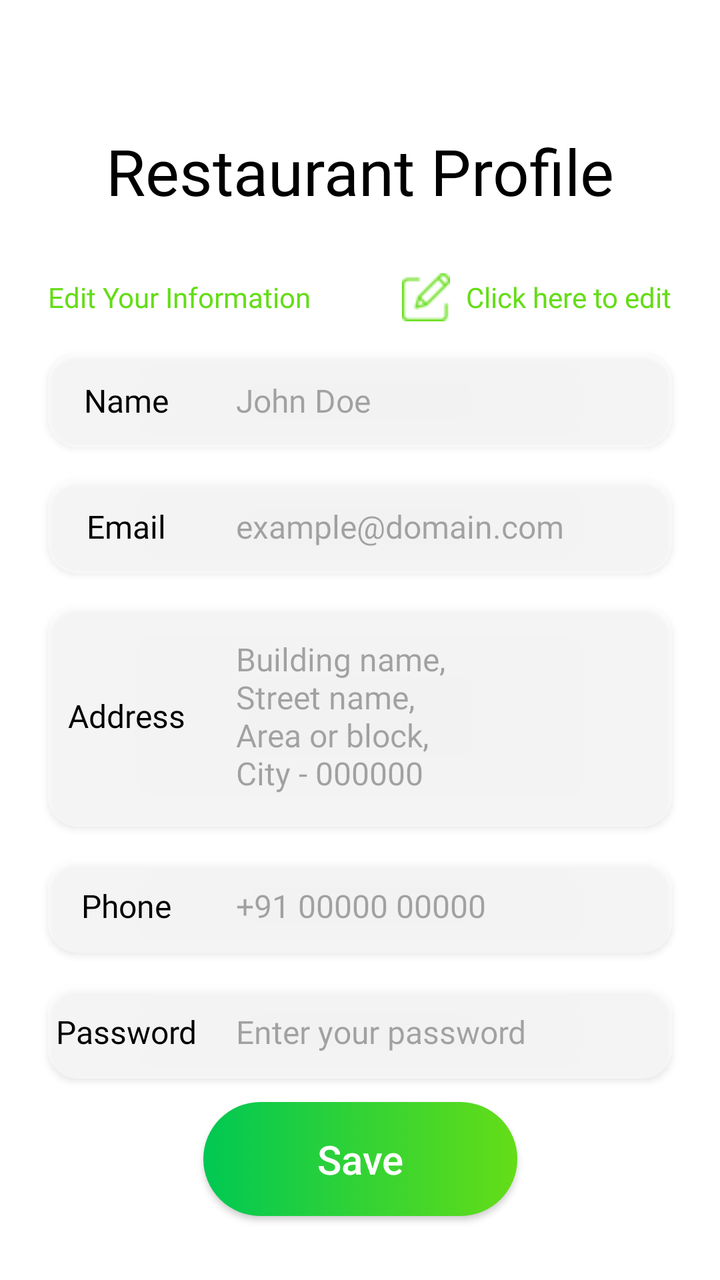
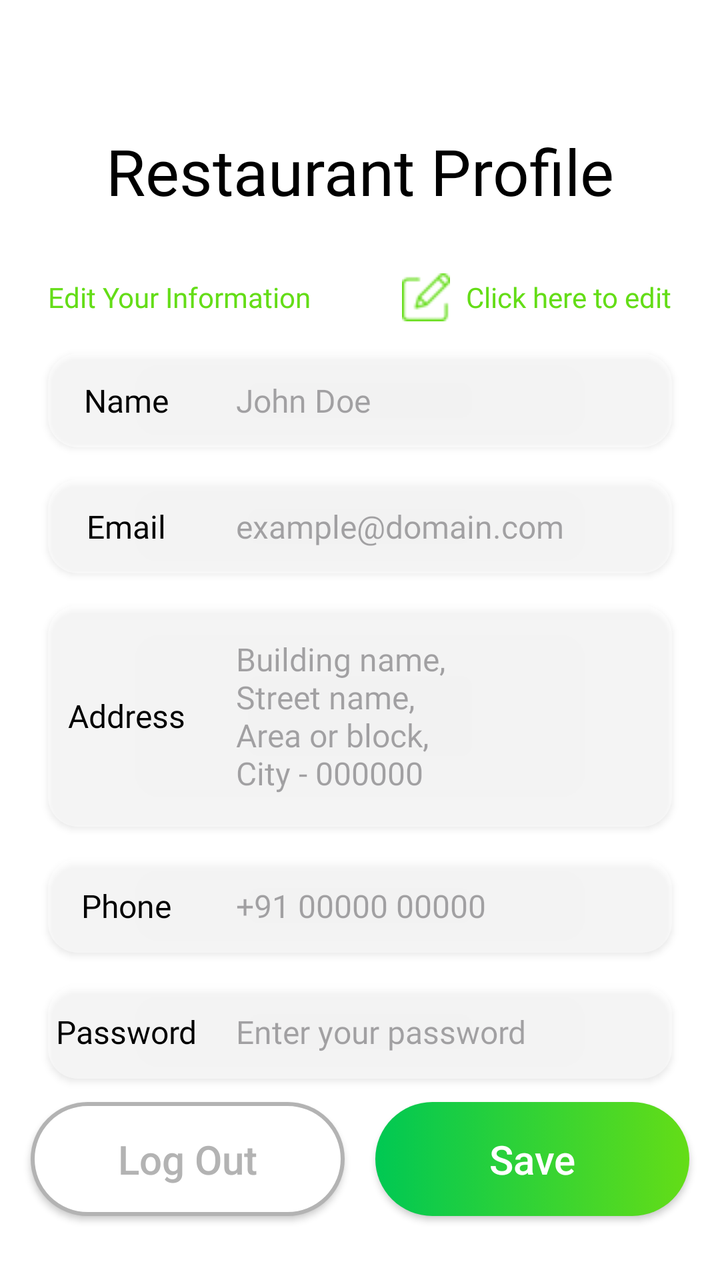

Before-and-after screenshots of an Android layout around one commit, followed by the original layout XML and the change that was made.
<!-- AndroidManifest.xml: application theme Theme.RestaurantPartnerApp -->
<!-- res/layout/fragment_profile.xml -->
<?xml version="1.0" encoding="utf-8"?>
<androidx.constraintlayout.widget.ConstraintLayout xmlns:android="http://schemas.android.com/apk/res/android"
    xmlns:app="http://schemas.android.com/apk/res-auto"
    xmlns:tools="http://schemas.android.com/tools"
    android:layout_width="match_parent"
    android:layout_height="match_parent"
    android:background="@color/white"
    tools:context=".ui.fragments.Profile">

    <TextView
        android:id="@+id/textView8"
        android:layout_width="wrap_content"
        android:layout_height="wrap_content"
        android:layout_marginTop="64dp"
        android:fontFamily="@font/inter_bold"
        android:text="Restaurant Profile"
        android:textColor="@color/black"
        android:textSize="32sp"
        app:layout_constraintEnd_toEndOf="parent"
        app:layout_constraintStart_toStartOf="parent"
        app:layout_constraintTop_toTopOf="parent" />

    <TextView
        android:id="@+id/textView9"
        android:layout_width="wrap_content"
        android:layout_height="wrap_content"
        android:layout_marginStart="24dp"
        android:layout_marginTop="32dp"
        android:fontFamily="@font/inter_semibold"
        android:text="Edit Your Information"
        android:textColor="@color/lightGreen"
        app:layout_constraintStart_toStartOf="parent"
        app:layout_constraintTop_toBottomOf="@+id/textView8" />

    <TextView
        android:id="@+id/editButton"
        android:layout_width="wrap_content"
        android:layout_height="wrap_content"
        android:layout_marginEnd="24dp"
        android:clickable="true"
        android:drawablePadding="8dp"
        android:fontFamily="@font/inter_semibold"
        android:gravity="center"
        android:text="Click here to edit"
        android:textColor="@color/lightGreen"
        app:drawableStartCompat="@drawable/edit"
        app:drawableTint="@color/lightGreen"
        app:layout_constraintBottom_toBottomOf="@+id/textView9"
        app:layout_constraintEnd_toEndOf="parent"
        app:layout_constraintTop_toTopOf="@+id/textView9" />

    <LinearLayout
        android:id="@+id/linearLayout"
        android:layout_width="match_parent"
        android:layout_height="wrap_content"
        android:layout_marginStart="24dp"
        android:layout_marginTop="16dp"
        android:layout_marginEnd="24dp"
        android:background="@drawable/background_edittext"
        android:elevation="2dp"
        android:orientation="horizontal"
        app:layout_constraintEnd_toEndOf="parent"
        app:layout_constraintStart_toStartOf="parent"
        app:layout_constraintTop_toBottomOf="@+id/editButton">


        <TextView
            android:layout_width="match_parent"
            android:layout_height="47dp"
            android:layout_weight="3"
            android:fontFamily="@font/inter_bold"
            android:gravity="center"
            android:text="Name"
            android:textColor="@color/black"
            android:textSize="16dp" />

        <EditText
            android:id="@+id/name"
            android:layout_width="match_parent"
            android:layout_height="47dp"
            android:layout_weight="1"
            android:background="@android:color/transparent"
            android:fontFamily="@font/inter"
            android:hint="John Doe"
            android:inputType="text"
            android:paddingStart="16dp"
            android:paddingEnd="16dp"
            android:textSize="16dp" />
    </LinearLayout>

    <LinearLayout
        android:id="@+id/linearLayout2"
        android:layout_width="match_parent"
        android:layout_height="wrap_content"
        android:layout_marginStart="24dp"
        android:layout_marginTop="16dp"
        android:layout_marginEnd="24dp"
        android:background="@drawable/background_edittext"
        android:elevation="2dp"
        android:orientation="horizontal"
        app:layout_constraintEnd_toEndOf="parent"
        app:layout_constraintStart_toStartOf="parent"
        app:layout_constraintTop_toBottomOf="@+id/linearLayout">


        <TextView
            android:layout_width="match_parent"
            android:layout_height="47dp"
            android:layout_weight="3"
            android:fontFamily="@font/inter_bold"
            android:gravity="center"
            android:text="Email"
            android:textColor="@color/black"
            android:textSize="16dp" />

        <EditText
            android:id="@+id/email"
            android:layout_width="match_parent"
            android:layout_height="47dp"
            android:layout_weight="1"
            android:background="@android:color/transparent"
            android:fontFamily="@font/inter"
            android:hint="example@domain.com"
            android:inputType="textEmailAddress"
            android:paddingStart="16dp"
            android:paddingEnd="16dp"
            android:textSize="16dp" />
    </LinearLayout>

    <LinearLayout
        android:id="@+id/linearLayout3"
        android:layout_width="match_parent"
        android:layout_height="wrap_content"
        android:layout_marginStart="24dp"
        android:layout_marginTop="16dp"
        android:layout_marginEnd="24dp"
        android:background="@drawable/background_edittext"
        android:elevation="2dp"
        android:gravity="center_vertical"
        android:orientation="horizontal"
        app:layout_constraintEnd_toEndOf="parent"
        app:layout_constraintStart_toStartOf="parent"
        app:layout_constraintTop_toBottomOf="@+id/linearLayout2">


        <TextView
            android:layout_width="match_parent"
            android:layout_height="47dp"
            android:layout_weight="3"
            android:fontFamily="@font/inter_bold"
            android:gravity="center"
            android:text="Address"
            android:textColor="@color/black"
            android:textSize="16dp" />

        <EditText
            android:id="@+id/address"
            android:layout_width="match_parent"
            android:layout_height="wrap_content"
            android:layout_weight="1"
            android:background="@android:color/transparent"
            android:fontFamily="@font/inter"
            android:hint="Building name,\nStreet name,\nArea or block,\nCity - 000000"
            android:inputType="textMultiLine"
            android:padding="16dp"
            android:textSize="16dp" />
    </LinearLayout>

    <LinearLayout
        android:id="@+id/linearLayout4"
        android:layout_width="match_parent"
        android:layout_height="wrap_content"
        android:layout_marginStart="24dp"
        android:layout_marginTop="16dp"
        android:layout_marginEnd="24dp"
        android:background="@drawable/background_edittext"
        android:elevation="2dp"
        android:orientation="horizontal"
        app:layout_constraintEnd_toEndOf="parent"
        app:layout_constraintStart_toStartOf="parent"
        app:layout_constraintTop_toBottomOf="@+id/linearLayout3">


        <TextView
            android:layout_width="match_parent"
            android:layout_height="47dp"
            android:layout_weight="3"
            android:fontFamily="@font/inter_bold"
            android:gravity="center"
            android:text="Phone"
            android:textColor="@color/black"
            android:textSize="16dp" />

        <EditText
            android:id="@+id/phone"
            android:layout_width="match_parent"
            android:layout_height="47dp"
            android:layout_weight="1"
            android:background="@android:color/transparent"
            android:fontFamily="@font/inter"
            android:hint="+91 00000 00000"
            android:inputType="phone"
            android:paddingStart="16dp"
            android:paddingEnd="16dp"
            android:textSize="16dp" />
    </LinearLayout>

    <LinearLayout
        android:layout_width="match_parent"
        android:layout_height="wrap_content"
        android:layout_marginStart="24dp"
        android:layout_marginTop="16dp"
        android:layout_marginEnd="24dp"
        android:background="@drawable/background_edittext"
        android:elevation="2dp"
        android:orientation="horizontal"
        app:layout_constraintEnd_toEndOf="parent"
        app:layout_constraintStart_toStartOf="parent"
        app:layout_constraintTop_toBottomOf="@+id/linearLayout4">


        <TextView
            android:layout_width="match_parent"
            android:layout_height="47dp"
            android:layout_weight="3"
            android:fontFamily="@font/inter_bold"
            android:gravity="center"
            android:text="Password"
            android:textColor="@color/black"
            android:textSize="16dp" />

        <EditText
            android:id="@+id/password"
            android:layout_width="match_parent"
            android:layout_height="47dp"
            android:layout_weight="1"
            android:background="@android:color/transparent"
            android:fontFamily="@font/inter"
            android:hint="Enter your password"
            android:inputType="textPassword"
            android:paddingStart="16dp"
            android:paddingEnd="16dp"
            android:textSize="16dp" />
    </LinearLayout>

    <androidx.appcompat.widget.AppCompatButton
        android:id="@+id/addItemButton"
        android:layout_width="157dp"
        android:layout_height="57dp"
        android:layout_marginTop="32dp"
        android:layout_marginBottom="32dp"
        android:background="@drawable/green_button_shape"
        android:text="Save"
        android:textAllCaps="false"
        android:textColor="@color/white"
        android:textSize="20sp"
        app:layout_constraintBottom_toBottomOf="parent"
        app:layout_constraintEnd_toEndOf="parent"
        app:layout_constraintStart_toStartOf="parent" />

</androidx.constraintlayout.widget.ConstraintLayout>
<!-- resources referenced by this layout -->
<resources>
  <color name="black">#FF000000</color>
  <color name="lightGreen">#64DD17</color>
  <color name="white">#FFFFFFFF</color>
  <!-- drawable background_edittext (drawable) -->
  <?xml version="1.0" encoding="utf-8"?>
  <selector xmlns:android="http://schemas.android.com/apk/res/android">
      <item>
          <shape android:shape="rectangle">
              <solid android:color="#79ffffff" />
              <corners android:radius="15dp" />
          </shape>
      </item>
  </selector>
  <!-- drawable edit: png bitmap (drawable, 380 bytes) -->
  <!-- drawable green_button_shape (drawable) -->
  <?xml version="1.0" encoding="utf-8"?>
  <selector xmlns:android="http://schemas.android.com/apk/res/android">
      <item>
          <shape android:shape="rectangle">
              <gradient android:angle="180" android:endColor="@color/darkGreen" android:startColor="@color/lightGreen" />
              <corners android:radius="50dp" />
          </shape>
      </item>
  </selector>
  <style name="Theme.RestaurantPartnerApp" parent="Base.Theme.RestaurantPartnerApp" />
  <color name="darkGreen">#00C853</color>
  <style name="Base.Theme.RestaurantPartnerApp" parent="Theme.Material3.DayNight.NoActionBar">
          
          
      </style>
</resources>

<!-- the commit's change to res/layout/fragment_profile.xml (unified diff, before → after) -->
@@ -247,7 +247,6 @@
         android:id="@+id/addItemButton"
         android:layout_width="157dp"
         android:layout_height="57dp"
-        android:layout_marginTop="32dp"
         android:layout_marginBottom="32dp"
         android:background="@drawable/green_button_shape"
         android:text="Save"
@@ -256,6 +255,22 @@
         android:textSize="20sp"
         app:layout_constraintBottom_toBottomOf="parent"
         app:layout_constraintEnd_toEndOf="parent"
+        app:layout_constraintHorizontal_bias="0.5"
+        app:layout_constraintStart_toEndOf="@+id/logoutBtn" />
+
+    <androidx.appcompat.widget.AppCompatButton
+        android:id="@+id/logoutBtn"
+        android:layout_width="157dp"
+        android:layout_height="57dp"
+        android:layout_marginBottom="32dp"
+        android:background="@drawable/outlined_button_shape"
+        android:text="Log Out"
+        android:textAllCaps="false"
+        android:textColor="@color/grey"
+        android:textSize="20sp"
+        app:layout_constraintBottom_toBottomOf="parent"
+        app:layout_constraintEnd_toStartOf="@+id/addItemButton"
+        app:layout_constraintHorizontal_bias="0.5"
         app:layout_constraintStart_toStartOf="parent" />
 
 </androidx.constraintlayout.widget.ConstraintLayout>
<!-- resource entries referenced after the edit -->
@@ -1,6 +1,7 @@
 <!-- resources referenced by this layout -->
 <resources>
   <color name="black">#FF000000</color>
+  <color name="grey">#B3B3B3</color>
   <color name="lightGreen">#64DD17</color>
   <color name="white">#FFFFFFFF</color>
   <!-- drawable background_edittext (drawable) -->
@@ -24,6 +25,17 @@
           </shape>
       </item>
   </selector>
+  <!-- drawable outlined_button_shape (drawable) -->
+  <?xml version="1.0" encoding="utf-8"?>
+  <selector xmlns:android="http://schemas.android.com/apk/res/android">
+      <item>
+          <shape android:shape="rectangle">
+              <solid android:color="@color/white"/>
+              <stroke android:width="2dp" android:color="@color/grey" />
+              <corners android:radius="50dp" />
+          </shape>
+      </item>
+  </selector>
   <style name="Theme.RestaurantPartnerApp" parent="Base.Theme.RestaurantPartnerApp" />
   <color name="darkGreen">#00C853</color>
   <style name="Base.Theme.RestaurantPartnerApp" parent="Theme.Material3.DayNight.NoActionBar">
